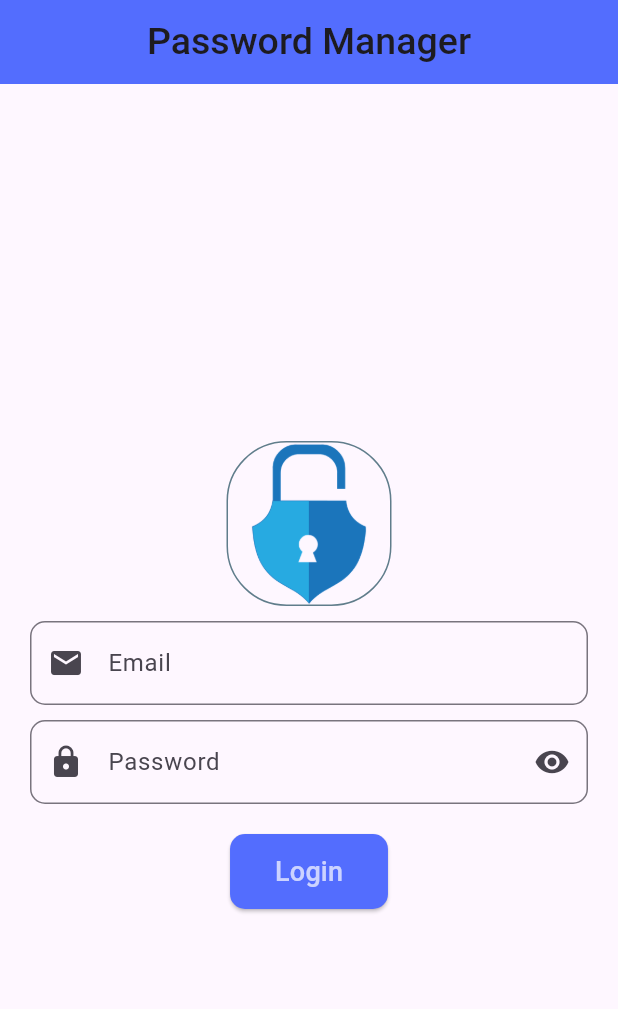
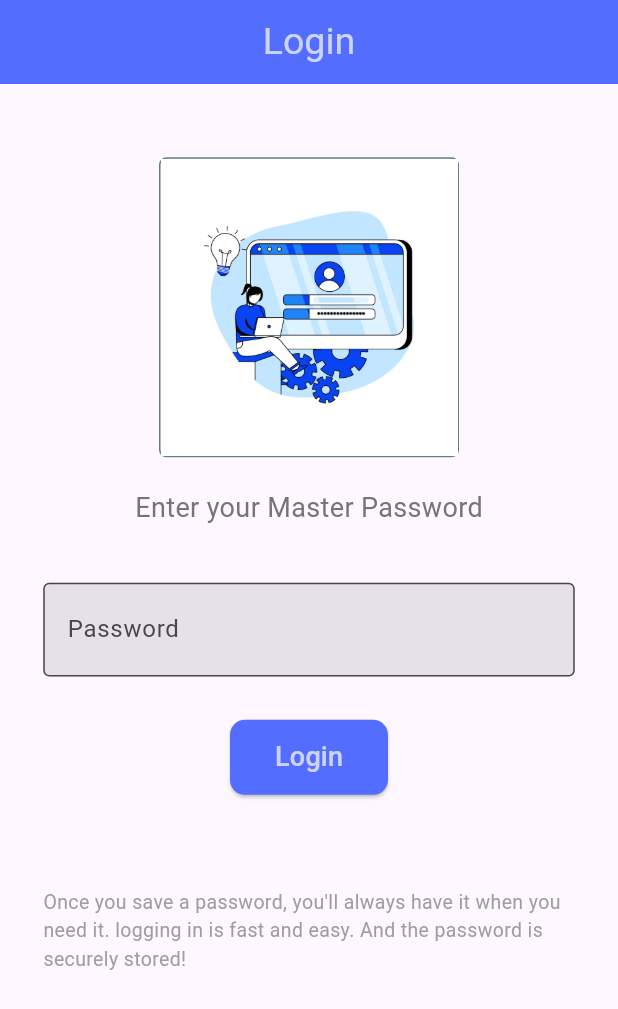
Before and after one commit to Saisandeepsangeetham/password_manager, a Flutter app: the screen it shows after launch, on a phone screen of 412 x 824 dp. Shown: the top 1009 px of the screen. Run offline on Flutter 3.47's test engine with Material 3 defaults, Android fonts, the phone set to English and light mode, and no system bars; our stand-ins replace form_field_validator.

Commit message:
updated_register&login

```diff
--- a/lib/LoginPage.dart
+++ b/lib/LoginPage.dart
@@ -1,105 +1,137 @@
-import 'dart:ui';
-import 'package:flutter/cupertino.dart';
 import 'package:flutter/material.dart';
+import 'package:form_field_validator/form_field_validator.dart';
 
-class LoginPage extends StatelessWidget {
-  const LoginPage({super.key});
+
+class Login extends StatefulWidget {
+  const Login({super.key});
+
+  @override
+  State<Login> createState() => _LoginState();
+}
+
+class _LoginState extends State<Login> {
+
+  bool isObsecured = true;
+  final password_controller = TextEditingController();
+  final GlobalKey<FormState> _loginformKey = GlobalKey<FormState>();
+
+  //need to implement the function check password...
+
+  final passwordValidator = MultiValidator([
+    RequiredValidator(errorText: 'password is required'),
+    MinLengthValidator(8, errorText: 'password must be at least 8 digits long'),
+    PatternValidator(r'(?=.*?[#?!@$%^&*-])',
+        errorText: 'passwords must have at least one special character')
+  ]);
 
   @override
   Widget build(BuildContext context) {
-    return MaterialApp(
-      home: Scaffold(
+    final size = MediaQuery.of(context).size;
+    return Scaffold(
       appBar: AppBar(
         title: const Text(
-            'Password Manager',
+          'Login',
           style: TextStyle(
             fontSize: 25.0,
-              fontWeight: FontWeight.w500
+            color: Colors.white70
           ),
         ),
         backgroundColor: Colors.indigoAccent,
         centerTitle: true,
       ),
-        body: const Padding(
-          padding: EdgeInsets.all(20.0),
-          child: Loginform(),
+      body:SingleChildScrollView(
+        child: SafeArea(
+          child: Padding(
+            padding: EdgeInsets.symmetric(
+              horizontal: size.width*0.07
             ),
+            child: Form(
+              key: _loginformKey,
+              child: Column(
+                children: [
+                  SizedBox(height: size.width*0.07,),
+                  Padding(
+                    padding: const EdgeInsets.only(top: 20.0),
+                    child:Center(
+                      child: Container(
+                        width: 200.0,
+                        height: 200.0,
+                        decoration: BoxDecoration(
+                          borderRadius: BorderRadius.circular(5.0),
+                          border: Border.all(color: Colors.blueGrey),
+                        ),
+                        child: Image(image: AssetImage('assets/login.jpg')),
+                      ),
+                    ),
+                  ),
+                  SizedBox(height: size.width*0.05,),
+                  Text(
+                    "Enter your Master Password",
+                     style:TextStyle(
+                       fontSize: 18.0,
+                       color: Colors.grey.shade600
+                     )
+                  ),
+                  SizedBox(height: size.width*0.09,),
+                  TextFormField(
+                    obscureText: isObsecured,
+                    controller: password_controller,
+                    keyboardType: TextInputType.visiblePassword,
+                    textInputAction: TextInputAction.done,
+                    validator: passwordValidator.call,
+                    decoration: InputDecoration(
+                      labelText: "Password",
+                      filled: true,
+                      border: const OutlineInputBorder(),
+                      suffix: InkWell(
+                        child: Icon(
+                          isObsecured
+                              ? Icons.visibility
+                              : Icons.visibility_off,
+                        ),
+                        onTap: () {
+                          setState(() {
+                            isObsecured = !isObsecured;
+                          });
+                        },
+                      ),
+                    ),
+                  ),
+                  SizedBox(height: size.width*0.07,),
+                  ElevatedButton(onPressed: (){
+                    //need to implement the password validate..
+                  }, style: ElevatedButton.styleFrom(
+                      padding: const EdgeInsets.symmetric(horizontal: 30,vertical:12),
+                      shape: RoundedRectangleBorder(
+                        borderRadius: BorderRadius.circular(10.0)
+                      ),
+                    backgroundColor: Colors.indigoAccent,
+                    ),
+                    child: const Text(
+                      'Login',
+                      style: TextStyle(
+                        fontSize: 18.0,
+                        color: Colors.white70
+                      ),
+                    ),
+                  ),
+                  SizedBox(height: size.width*0.15,),
+                  const Text(
+                    'Once you save a password, you\'ll '
+                      'always have it when you need it. logging in is fast '
+                      'and easy. And the password is securely stored!',
+                    style: TextStyle(
+                      fontSize: 13.0,
+                      color: Colors.grey
+                    ),
+                  )
+                ],
+              ),
+            ),
+          ),
+        ),
+
       ),
     );
   }
 }
-
-class Loginform extends StatefulWidget {
-  const Loginform({super.key});
-
-  @override
-  State<Loginform> createState() => _LoginformState();
-}
-
-class _LoginformState extends State<Loginform> {
-  final TextEditingController emailcontroller = TextEditingController();
-  final TextEditingController passwordcontroller = TextEditingController();
-
-  @override
-  Widget build(BuildContext context) {
-    return Column(
-      mainAxisAlignment: MainAxisAlignment.center,
-      children:<Widget> [
-        Padding(
-          padding: const EdgeInsets.only(top:20.0),
-          child: Center(
-            child: Container(
-              width: 110,
-              height: 110,
-              decoration: BoxDecoration(
-                  borderRadius: BorderRadius.circular(40),
-                  border: Border.all(color: Colors.blueGrey)),
-              child: Image.asset('assets/logo.png'),
-            ),
-          ),
-        ),
-        const SizedBox(height: 10.0,),
-        TextField(
-          controller: emailcontroller,
-          decoration: InputDecoration(
-            labelText: 'Email',
-            prefixIcon: const Icon(Icons.email),
-            border: OutlineInputBorder(
-              borderRadius: BorderRadius.circular(10.0)
-            )
-          ),
-        ),
-        const SizedBox(height: 10.0,),
-        TextField(
-          controller: passwordcontroller,
-          decoration: InputDecoration(
-            labelText: "Password",
-            prefixIcon: Icon(Icons.lock),
-            border: OutlineInputBorder(
-              borderRadius: BorderRadius.circular(10.0),
-            ),
-          suffixIcon:const Align(
-              widthFactor: 1.0,
-              heightFactor: 1.0,
-              child: Icon(Icons.remove_red_eye),
-            ),
-          ),
-        ),
-        const SizedBox(height: 20.0,),
-        ElevatedButton(onPressed: (){},
-            style: ElevatedButton.styleFrom(padding: const EdgeInsets.symmetric(horizontal: 30,vertical: 12),
-              shape: RoundedRectangleBorder(
-                borderRadius: BorderRadius.circular(10.0)
-              ),
-              backgroundColor: Colors.indigoAccent
-            ),
-            child: const Text("Login",
-            style: TextStyle(
-              fontSize: 18.0,
-              color: Colors.white70
-            ),),
-        ),
-      ],
-    );
-  }
-}
--- a/lib/main.dart
+++ b/lib/main.dart
@@ -1,7 +1,9 @@
 import 'package:flutter/material.dart';
 import 'package:project_app/LoginPage.dart';
-void main(){
+import 'package:project_app/register.dart';
+
+void  main(){
   runApp(const MaterialApp(
-    home: LoginPage(),
+    home: Login(),
   ));
 }
--- a/pubspec.yaml
+++ b/pubspec.yaml
@@ -30,6 +30,7 @@ environment:
 dependencies:
   flutter:
     sdk: flutter
+  form_field_validator: ^1.1.0
 
 
   # The following adds the Cupertino Icons font to your application.
@@ -61,6 +62,7 @@ flutter:
   # To add assets to your application, add an assets section, like this:
   assets:
      - assets/logo.png
+     - assets/login.jpg
   #   - images/a_dot_ham.jpeg
 
   # An image asset can refer to one or more resolution-specific "variants", see
```
Also changed, not shown: lib/register.dart (added, +151 -0 lines), assets/login.jpg (added), pubspec.lock. Lines whose indentation alone changed are shown as unchanged.
